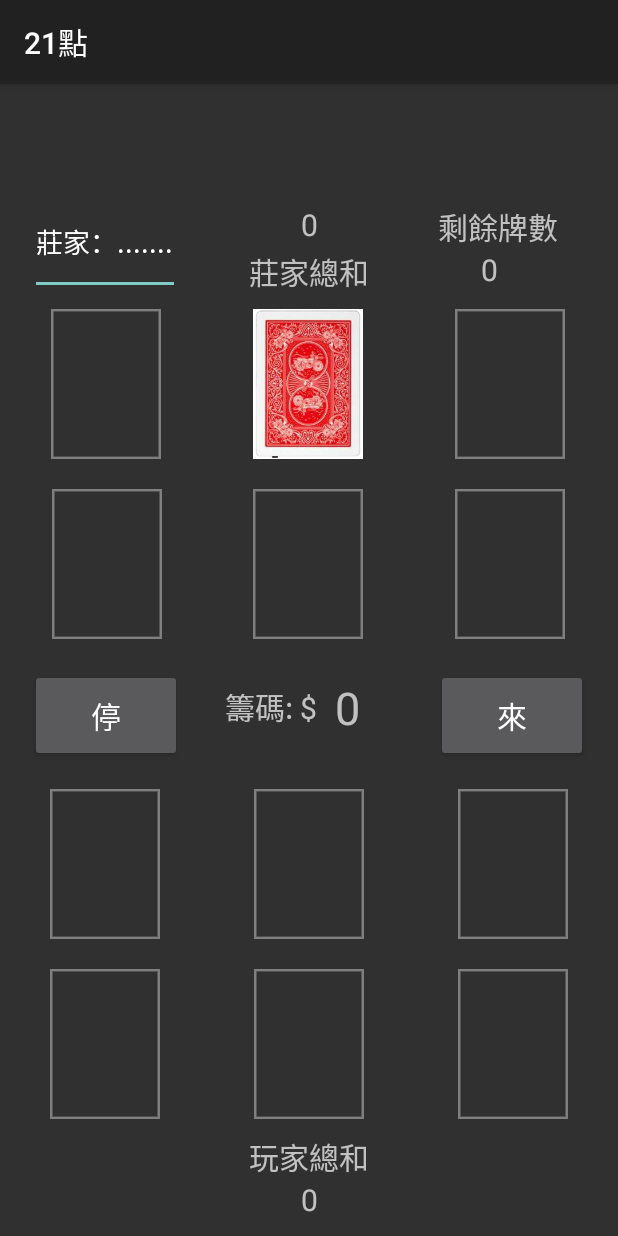
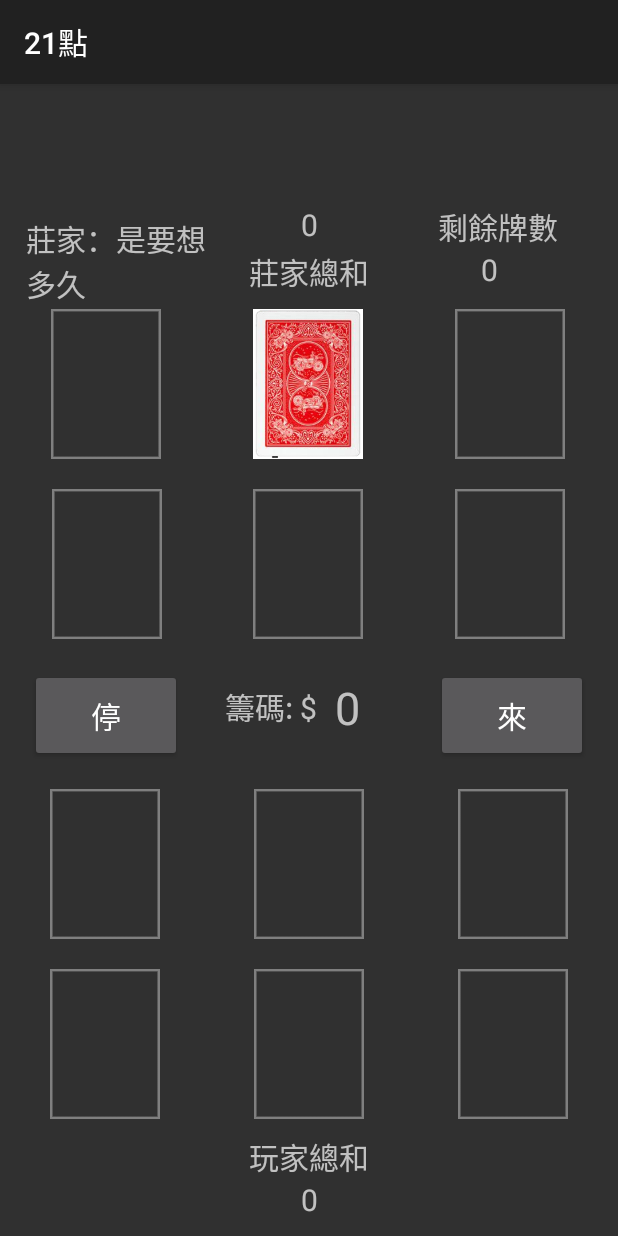
Before and after one commit to ronaldshaooo/113HW-OSApp, an Android app: the Gameplay screen opened directly, with no data from a screen before it, on a phone screen of 412 x 824 dp. Run offline under Robolectric (Android 15) with nearby library versions, the phone set to English and light mode, and no system bars; 15 statements that could not run were skipped.

Commit message:
加入莊家說話

```diff
--- a/app/src/main/java/com/example/blackjackgameapp/Gameplay.java
+++ b/app/src/main/java/com/example/blackjackgameapp/Gameplay.java
@@ -2,6 +2,7 @@ package com.example.blackjackgameapp;
 
 import android.content.Intent;
 import android.os.Bundle;
+import android.os.Handler;
 import android.widget.Button;
 import android.widget.ImageView;
 import android.widget.TextView;
@@ -81,7 +82,7 @@ public class Gameplay extends AppCompatActivity {
 
         TextView playerCountTextView = findViewById(R.id.playerCount);
         TextView dealerCountTextView = findViewById(R.id.dealerCount);
-
+        TextView dealerSpeakText = findViewById(R.id.dealerSpeakText);
         // Hit Button
         Button btnHit = findViewById(R.id.btnHit);
         btnHit.setOnClickListener(v -> {
@@ -148,6 +149,35 @@ public class Gameplay extends AppCompatActivity {
             }
             checkGameEnd(round1);
         });
+
+        String[] words = {"莊家：想好了沒", "莊家：還要不要", "莊家：是要想多久", "莊家：到底"};
+        Random rand=new Random();
+        Handler handler = new Handler();
+
+        //延遲1秒執行
+//        handler.postDelayed(new Runnable() {
+//            @Override
+//            public void run() {
+//                int j=rand.nextInt(words.length);
+//                dealerSpeakText.setText(words[j]);
+//            }
+//        },3000);
+        boolean mStopHandler = false;
+
+        Runnable runnable = new Runnable() {
+            @Override
+            public void run() {
+                // do your stuff - don't create a new runnable here!
+                if (!mStopHandler) {
+                    int j=rand.nextInt(words.length);
+                    dealerSpeakText.setText(words[j]);
+                    handler.postDelayed(this, 3000);
+                }
+            }
+        };
+
+        handler.post(runnable);
+
 
         // Game Start
         gameStarter(round1.getCardPool(), round1, cardsLeftTextView, imageCardP1, imageCardD2, imageCardP2, playerCountTextView, dealerCountTextView);
--- a/app/src/main/res/layout/activity_gameplay.xml
+++ b/app/src/main/res/layout/activity_gameplay.xml
@@ -108,6 +108,20 @@
         android:textSize="20sp"
         app:layout_constraintEnd_toEndOf="parent"
         app:layout_constraintHorizontal_bias="1.0"
+        app:layout_constraintStart_toStartOf="parent"
+        app:layout_constraintTop_toTopOf="parent" />
+
+    <TextView
+        android:id="@+id/dealerSpeakText"
+        android:layout_width="131dp"
+        android:layout_height="57dp"
+        android:layout_marginTop="88dp"
+        android:layout_marginEnd="40dp"
+        android:text="莊家：..."
+        android:textAlignment="viewStart"
+        android:textSize="20sp"
+        app:layout_constraintEnd_toEndOf="parent"
+        app:layout_constraintHorizontal_bias="0.072"
         app:layout_constraintStart_toStartOf="parent"
         app:layout_constraintTop_toTopOf="parent" />
 
@@ -293,19 +307,4 @@
         app:layout_constraintTop_toTopOf="@id/cardD5"
         app:srcCompat="@drawable/card_container" />
 
-    <EditText
-        android:id="@+id/dealerSpeakText"
-        android:layout_width="100dp"
-        android:layout_height="69dp"
-        android:layout_marginStart="20dp"
-        android:layout_marginTop="71dp"
-        android:ems="10"
-        android:inputType="text"
-        android:singleLine="false"
-        android:text="莊家：................"
-        android:textAlignment="viewStart"
-        android:textColorLink="#00FFFFFF"
-        app:layout_constraintStart_toStartOf="parent"
-        app:layout_constraintTop_toTopOf="parent" />
-
 </androidx.constraintlayout.widget.ConstraintLayout>
```
